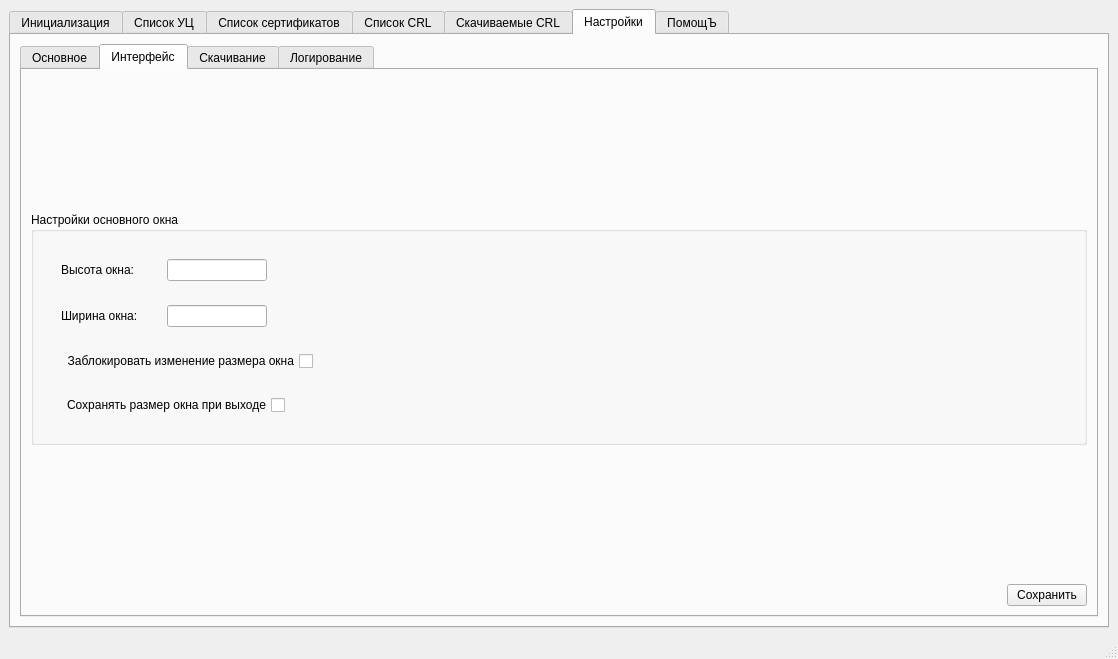
This is main.ui in MrSaerus/E-TrustCRLparsing as Qt 5 draws it before an edit. The edited form follows.
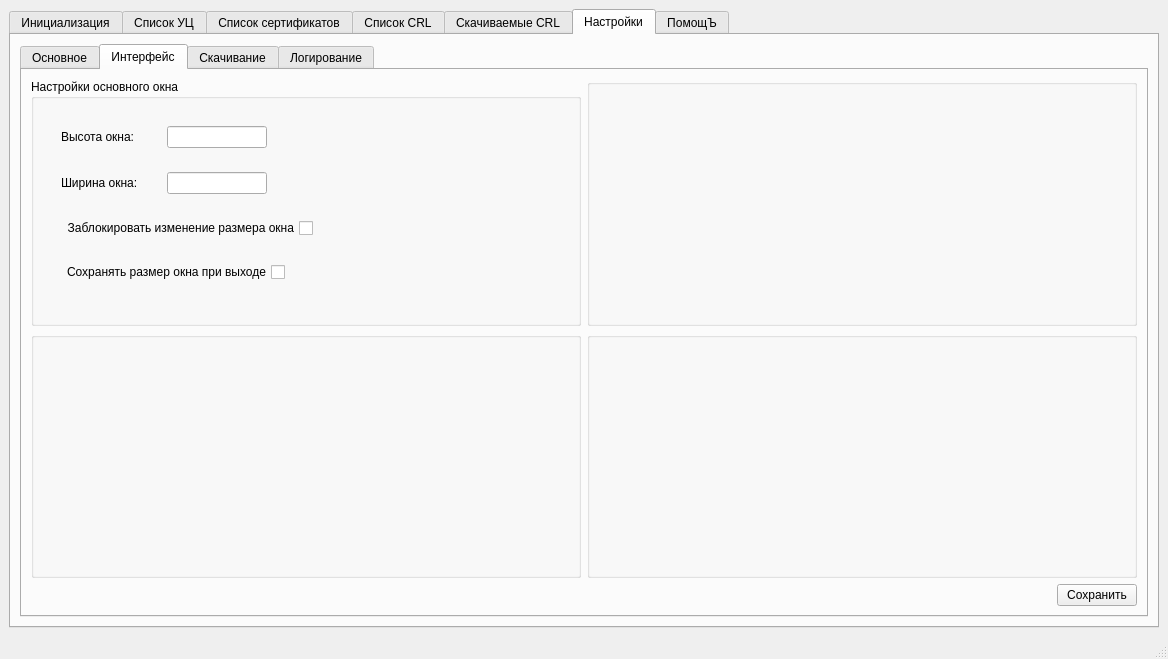
This is the edited form. The open tabs and pages were chosen to show the change. Icons and pictures are not drawn.

```diff
--- a/main.ui
+++ b/main.ui
@@ -7,7 +7,7 @@
    <rect>
     <x>0</x>
     <y>0</y>
-    <width>1118</width>
+    <width>1168</width>
     <height>659</height>
    </rect>
   </property>
@@ -2146,17 +2146,41 @@
                  </layout>
                 </item>
                 <item>
-                 <layout class="QVBoxLayout" name="verticalLayout_55"/>
+                 <layout class="QVBoxLayout" name="verticalLayout_55">
+                  <item>
+                   <widget class="QGroupBox" name="groupBox_19">
+                    <property name="title">
+                     <string/>
+                    </property>
+                   </widget>
+                  </item>
+                 </layout>
                 </item>
                </layout>
               </item>
               <item>
                <layout class="QHBoxLayout" name="horizontalLayout_33">
                 <item>
-                 <layout class="QHBoxLayout" name="horizontalLayout_36"/>
+                 <layout class="QHBoxLayout" name="horizontalLayout_36">
+                  <item>
+                   <widget class="QGroupBox" name="groupBox_18">
+                    <property name="title">
+                     <string/>
+                    </property>
+                   </widget>
+                  </item>
+                 </layout>
                 </item>
                 <item>
-                 <layout class="QHBoxLayout" name="horizontalLayout_35"/>
+                 <layout class="QHBoxLayout" name="horizontalLayout_35">
+                  <item>
+                   <widget class="QGroupBox" name="groupBox_20">
+                    <property name="title">
+                     <string/>
+                    </property>
+                   </widget>
+                  </item>
+                 </layout>
                 </item>
                </layout>
               </item>
```
Left out of the diff: 24 changed lines with no effect on the pictures.
